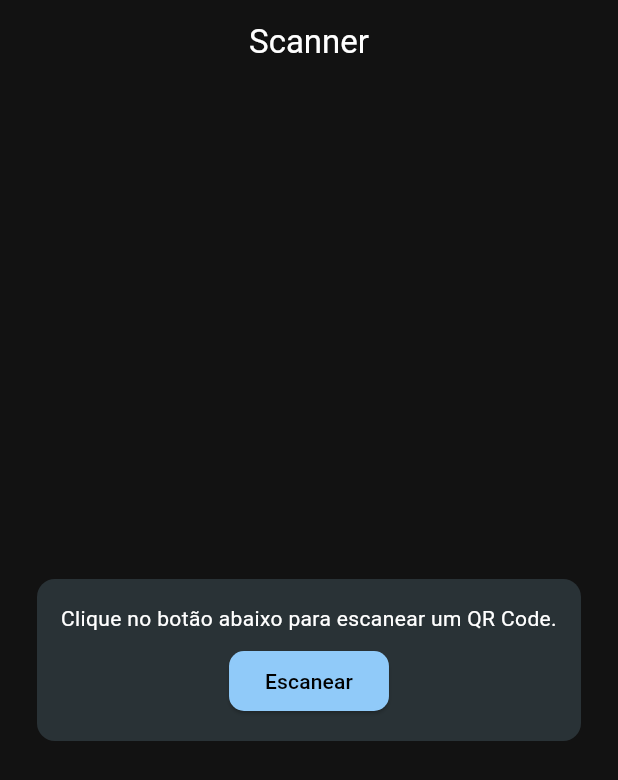
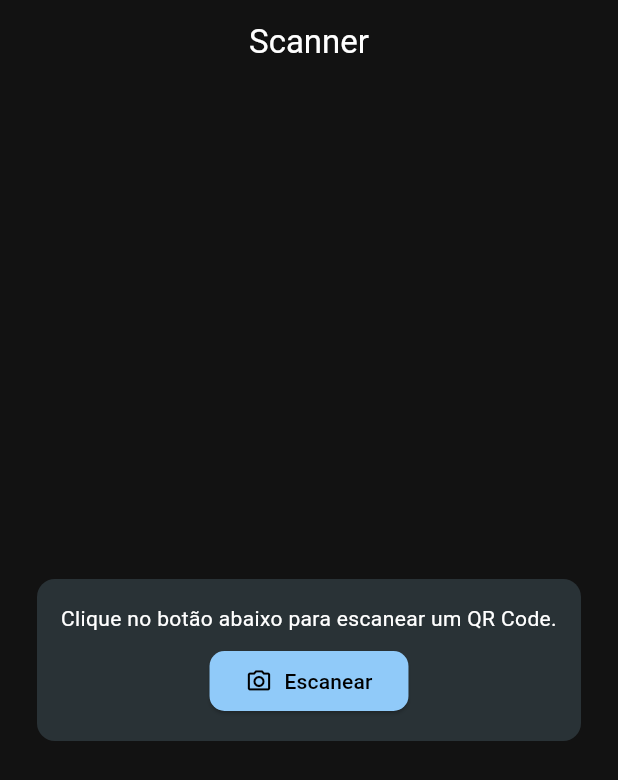
Before and after one commit to n1kras/ticketman, a Flutter app: the screen it shows after launch, on a phone screen of 412 x 824 dp. Shown: the top 780 px of the screen. Run offline on Flutter 3.47's test engine with Material 3 defaults, Android fonts, the phone set to English and light mode, and no system bars; our stand-ins replace supabase_flutter; missing offline and left inert: mobile_scanner; accounts and stored records are empty.

Commit message:
Refactor ScannerPage to manage scanned code state and improve UI flow

```diff
--- a/lib/presentation/scanner_page.dart
+++ b/lib/presentation/scanner_page.dart
@@ -1,18 +1,25 @@
+import 'dart:async';
+
 import 'package:flutter/material.dart';
 import 'package:mobile_scanner/mobile_scanner.dart';
 
-class ScannerPage extends StatelessWidget {
-  ScannerPage({super.key});
+class ScannerPage extends StatefulWidget {
+  const ScannerPage({super.key});
 
-  final MobileScannerController controller = MobileScannerController(
-    formats: [BarcodeFormat.qrCode],
-  );
+  @override
+  State<ScannerPage> createState() => _ScannerPageState();
+}
+
+class _ScannerPageState extends State<ScannerPage> {
+  String? code;
 
   @override
   Widget build(BuildContext context) {
     return Scaffold(
       appBar: AppBar(title: const Text('Scanner')),
-      body: Center(
+      body: Padding(
+        padding: const EdgeInsets.all(16.0),
+        child: Center(
           child: Container(
             padding: const EdgeInsets.all(16.0),
             decoration: BoxDecoration(
@@ -25,55 +32,106 @@ class ScannerPage extends StatelessWidget {
               crossAxisAlignment: CrossAxisAlignment.center,
               spacing: 8.0,
               children: [
+                if (code == null) ...[
                   const Text(
                     "Clique no botão abaixo para escanear um QR Code.",
                     textAlign: TextAlign.center,
                   ),
                   ElevatedButton(
                     onPressed: () async {
-                  await scan(context);
+                      final scannedCode = await scan(context);
+
+                      setState(() {
+                        code = scannedCode;
+                      });
                     },
-                child: const Text("Escanear"),
+                    child: const Row(
+                      mainAxisSize: MainAxisSize.min,
+                      children: [
+                        Icon(Icons.camera_alt_outlined),
+                        SizedBox(width: 8.0),
+                        Text("Escanear"),
+                      ],
+                    ),
+                  ),
+                ] else ...[
+                  const Text("Código escaneado:", textAlign: TextAlign.center),
+                  SelectableText(
+                    code!,
+                    textAlign: TextAlign.center,
+                    style: const TextStyle(
+                      fontStyle: FontStyle.italic,
+                      color: Colors.grey,
+                    ),
+                  ),
+                  TextButton(
+                    onPressed: () {
+                      setState(() {
+                        code = null;
+                      });
+                    },
+                    child: const Text("Escanear novamente"),
                   ),
                 ],
+              ],
+            ),
           ),
         ),
       ),
     );
   }
 
-  Future<void> scan(BuildContext context) async {
+  Future<String?> scan(BuildContext context) async {
     final String? code = await Navigator.push(
       context,
-      MaterialPageRoute(
-        builder: (context) => ScannerView(controller: controller),
-      ),
+      MaterialPageRoute(builder: (context) => const ScannerView()),
     );
 
-    //TODO: VALIDATE QR CODE
-
-    if (code != null && context.mounted) {
-      ScaffoldMessenger.of(
-        context,
-      ).showSnackBar(SnackBar(content: Text('QR: $code')));
+    if (!context.mounted || code == null) {
+      return null;
     }
+    return code;
   }
 }
 
-class ScannerView extends StatelessWidget {
-  const ScannerView({super.key, required this.controller});
+class ScannerView extends StatefulWidget {
+  const ScannerView({super.key});
 
-  final MobileScannerController controller;
+  @override
+  State<ScannerView> createState() => _ScannerViewState();
+}
+
+class _ScannerViewState extends State<ScannerView> {
+  late final MobileScannerController controller;
+  bool _hasScanned = false;
+
+  @override
+  void initState() {
+    super.initState();
+    controller = MobileScannerController(formats: [BarcodeFormat.qrCode]);
+  }
+
+  @override
+  void dispose() {
+    controller.dispose();
+    super.dispose();
+  }
 
   @override
   Widget build(BuildContext context) {
     return MobileScanner(
       controller: controller,
       onDetect: (capture) {
+        if (_hasScanned) {
+          return;
+        }
+
         final barcode = capture.barcodes.first;
         final String? code = barcode.rawValue;
         if (code != null) {
-          print("Qr encontrado: $code");
+          _hasScanned = true;
+          controller.stop();
+          debugPrint("Qr encontrado: $code");
           Navigator.pop(context, code);
         }
       },
```
Lines whose indentation alone changed are shown as unchanged.
